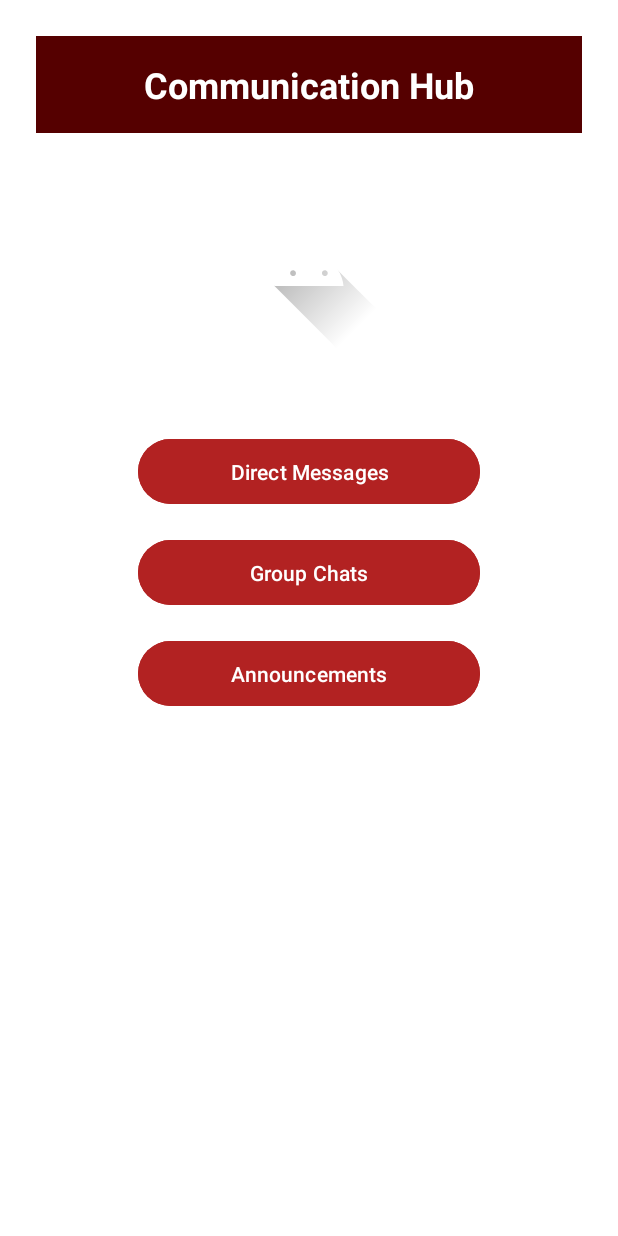
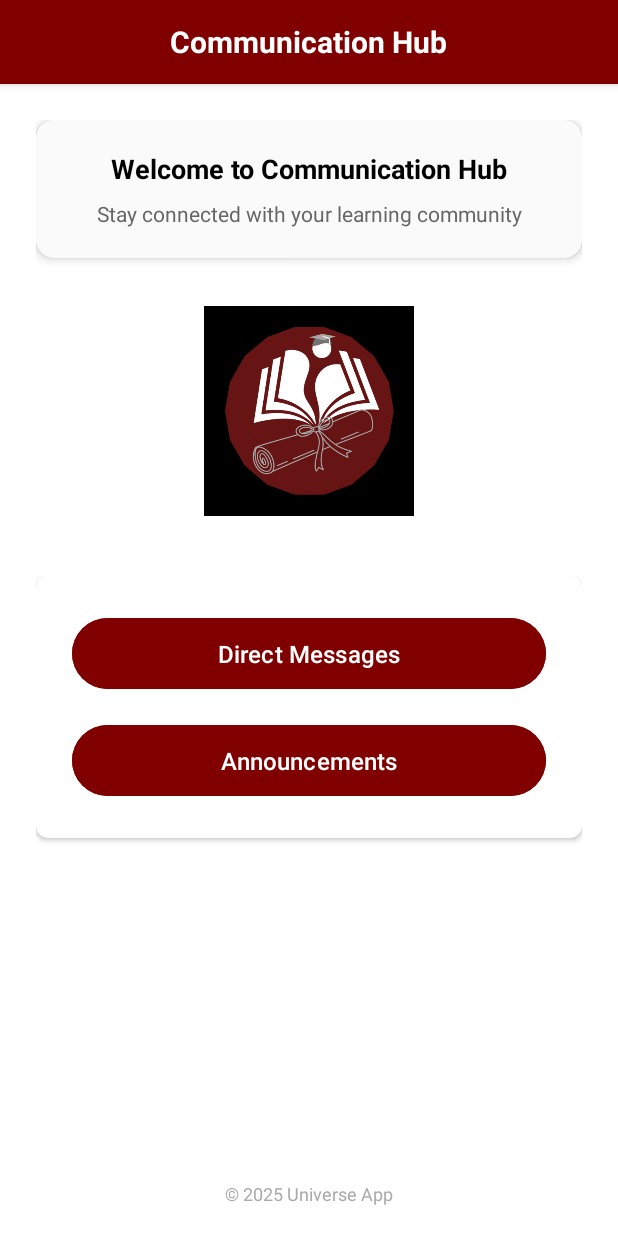
Before and after one commit to ST10372590/prog7314_universe_application, an Android app: the CommunicationHubActivity screen opened directly, with no data from a screen before it, on a phone screen of 412 x 824 dp. Run offline under Robolectric (Android 15) with nearby library versions, the phone set to English and light mode, and no system bars; 2 statements that could not run were skipped.

Commit message:
Update activity_communication_hub.xml
Update for better and clear use. This help for user friendliness.

```diff
--- a/Universe/app/src/main/res/layout/activity_communication_hub.xml
+++ b/Universe/app/src/main/res/layout/activity_communication_hub.xml
@@ -1,69 +1,151 @@
 <?xml version="1.0" encoding="utf-8"?>
 <LinearLayout xmlns:android="http://schemas.android.com/apk/res/android"
-    android:orientation="vertical"
-    android:gravity="center_horizontal"
-    android:padding="24dp"
+    xmlns:app="http://schemas.android.com/apk/res-auto"
     android:layout_width="match_parent"
     android:layout_height="match_parent"
+    android:orientation="vertical"
     android:background="#FFFFFF">
 
-    <!-- Header at the top -->
+    <!-- Header with maroon background -->
+    <RelativeLayout
+        android:layout_width="match_parent"
+        android:layout_height="56dp"
+        android:background="#800000"
+        android:paddingHorizontal="16dp"
+        android:elevation="4dp">
+
         <TextView
-        android:id="@+id/tvHeader"
+            android:id="@+id/tvHeaderTitle"
+            android:layout_width="wrap_content"
+            android:layout_height="wrap_content"
+            android:layout_centerInParent="true"
+            android:text="Communication Hub"
+            android:textColor="#FFFFFF"
+            android:textSize="20sp"
+            android:textStyle="bold" />
+    </RelativeLayout>
+
+    <!-- Main Content -->
+    <ScrollView
+        android:layout_width="match_parent"
+        android:layout_height="0dp"
+        android:layout_weight="1"
+        android:padding="24dp"
+        android:fillViewport="true">
+
+        <LinearLayout
             android:layout_width="match_parent"
             android:layout_height="wrap_content"
-        android:text="Communication Hub"
-        android:textColor="#FFFFFF"
-        android:textSize="24sp"
+            android:orientation="vertical"
+            android:gravity="center_horizontal">
+
+            <!-- Welcome Card -->
+            <androidx.cardview.widget.CardView
+                android:layout_width="match_parent"
+                android:layout_height="wrap_content"
+                android:layout_marginBottom="32dp"
+                app:cardCornerRadius="12dp"
+                app:cardElevation="4dp"
+                app:cardBackgroundColor="#FAFAFA">
+
+                <LinearLayout
+                    android:layout_width="match_parent"
+                    android:layout_height="wrap_content"
+                    android:orientation="vertical"
+                    android:padding="20dp"
+                    android:gravity="center">
+
+                    <TextView
+                        android:layout_width="match_parent"
+                        android:layout_height="wrap_content"
+                        android:text="Welcome to Communication Hub"
+                        android:textSize="18sp"
                         android:textStyle="bold"
+                        android:textColor="#000000"
                         android:gravity="center"
-        android:padding="16dp"
-        android:background="#550000"
-        android:layout_marginBottom="16dp"/>
+                        android:layout_marginBottom="8dp" />
 
-    <!-- App Logo below header -->
+                    <TextView
+                        android:layout_width="match_parent"
+                        android:layout_height="wrap_content"
+                        android:text="Stay connected with your learning community"
+                        android:textSize="14sp"
+                        android:textColor="#666666"
+                        android:gravity="center"
+                        android:lineSpacingExtra="4dp" />
+                </LinearLayout>
+            </androidx.cardview.widget.CardView>
+
+            <!-- App Logo -->
             <ImageView
                 android:id="@+id/ivAppLogo"
-        android:layout_width="258dp"
-        android:layout_height="152dp"
-        android:layout_marginBottom="32dp"
-        android:contentDescription="App Logo"
+                android:layout_width="200dp"
+                android:layout_height="140dp"
+                android:layout_marginBottom="40dp"
+                android:contentDescription="Universe App Logo"
                 android:scaleType="centerInside"
-        android:src="@drawable/ic_launcher_foreground" />
+                android:src="@drawable/unilogo" />
+
+            <!-- Communication Options Card -->
+            <androidx.cardview.widget.CardView
+                android:layout_width="match_parent"
+                android:layout_height="wrap_content"
+                app:cardCornerRadius="8dp"
+                app:cardElevation="2dp"
+                app:cardBackgroundColor="#FFFFFF">
+
+                <LinearLayout
+                    android:layout_width="match_parent"
+                    android:layout_height="wrap_content"
+                    android:orientation="vertical"
+                    android:padding="24dp">
 
                     <!-- Direct Messages Button -->
                     <Button
                         android:id="@+id/btnDirectMessages"
-        android:layout_width="228dp"
-        android:layout_height="wrap_content"
+                        android:layout_width="match_parent"
+                        android:layout_height="55dp"
                         android:layout_marginBottom="16dp"
-        android:backgroundTint="#B22222"
-        android:padding="12dp"
+                        android:backgroundTint="#800000"
+                        android:elevation="4dp"
+                        android:fontFamily="sans-serif-medium"
                         android:text="Direct Messages"
                         android:textAllCaps="false"
-        android:textColor="#FFFFFF" />
-
-    <!-- Group Chats Button -->
-    <Button
-        android:id="@+id/btnGroupChats"
-        android:layout_width="228dp"
-        android:layout_height="wrap_content"
-        android:layout_marginBottom="16dp"
-        android:backgroundTint="#B22222"
-        android:padding="12dp"
-        android:text="Group Chats"
-        android:textAllCaps="false"
-        android:textColor="#FFFFFF" />
+                        android:textColor="#FFFFFF"
+                        android:textSize="16sp"
+                        android:drawableStart="@android:drawable/ic_dialog_email"
+                        android:drawablePadding="12dp" />
 
                     <!-- Announcements Button -->
                     <Button
                         android:id="@+id/btnAnnouncements"
-        android:layout_width="228dp"
-        android:layout_height="wrap_content"
-        android:backgroundTint="#B22222"
-        android:padding="12dp"
+                        android:layout_width="match_parent"
+                        android:layout_height="55dp"
+                        android:backgroundTint="#800000"
+                        android:elevation="4dp"
+                        android:fontFamily="sans-serif-medium"
                         android:text="Announcements"
                         android:textAllCaps="false"
-        android:textColor="#FFFFFF" />
+                        android:textColor="#FFFFFF"
+                        android:textSize="16sp"
+                        android:drawableStart="@android:drawable/ic_menu_agenda"
+                        android:drawablePadding="12dp" />
 
                 </LinearLayout>
+            </androidx.cardview.widget.CardView>
+
+        </LinearLayout>
+    </ScrollView>
+
+    <!-- Footer -->
+    <TextView
+        android:id="@+id/tvFooter"
+        android:layout_width="wrap_content"
+        android:layout_height="wrap_content"
+        android:layout_marginBottom="20dp"
+        android:text="© 2025 Universe App"
+        android:textColor="#AAAAAA"
+        android:textSize="12sp"
+        android:layout_gravity="center_horizontal" />
+
+</LinearLayout>
```
Lines whose indentation alone changed are shown as unchanged.
